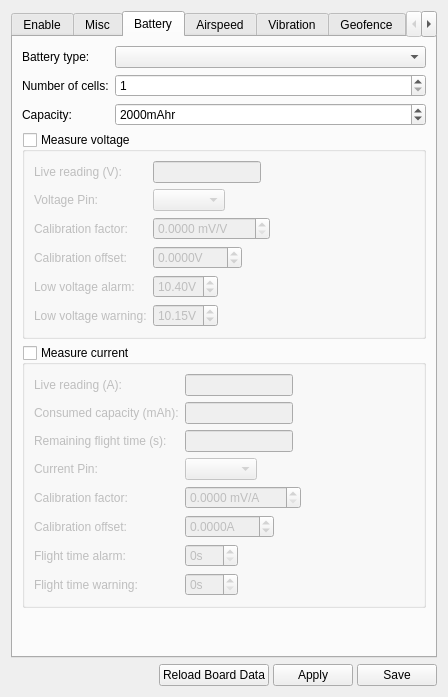
This is ground/gcs/src/plugins/config/modules.ui in TauLabs/TauLabs as Qt 5 draws it before an edit. The edited form follows.
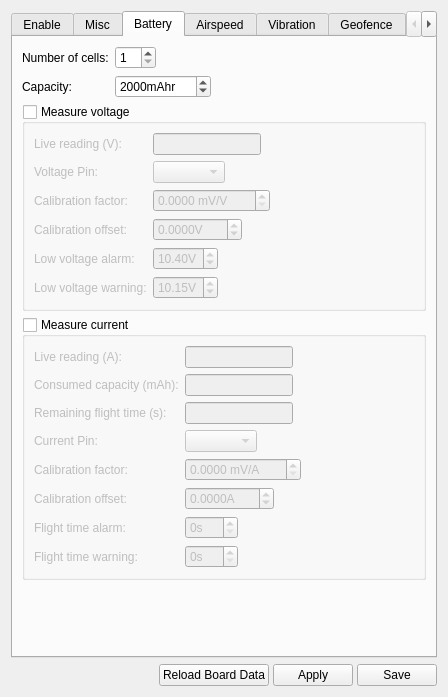
This is the edited form. The open tabs and pages were chosen to show the change. Icons and pictures are not drawn.

Commit message: cleanup battery module, rm unnecessary settings fields

Diff of the .ui file:
```diff
--- a/ground/gcs/src/plugins/config/modules.ui
+++ b/ground/gcs/src/plugins/config/modules.ui
@@ -358,17 +358,10 @@
       <layout class="QVBoxLayout" name="verticalLayout_7">
        <item>
         <layout class="QFormLayout" name="formLayout_6">
+         <property name="fieldGrowthPolicy">
+          <enum>QFormLayout::ExpandingFieldsGrow</enum>
+         </property>
          <item row="0" column="0">
-          <widget class="QLabel" name="label_5">
-           <property name="text">
-            <string>Battery type:</string>
-           </property>
-          </widget>
-         </item>
-         <item row="0" column="1">
-          <widget class="QComboBox" name="cb_batteryType"/>
-         </item>
-         <item row="1" column="0">
           <widget class="QLabel" name="label_6">
            <property name="sizePolicy">
             <sizepolicy hsizetype="Minimum" vsizetype="Preferred">
@@ -381,21 +374,21 @@
            </property>
           </widget>
          </item>
-         <item row="1" column="1">
+         <item row="0" column="1">
           <widget class="QSpinBox" name="sb_numBatteryCells">
            <property name="minimum">
             <number>1</number>
            </property>
           </widget>
          </item>
-         <item row="2" column="0">
+         <item row="1" column="0">
           <widget class="QLabel" name="label_2">
            <property name="text">
             <string>Capacity:</string>
            </property>
           </widget>
          </item>
-         <item row="2" column="1">
+         <item row="1" column="1">
           <widget class="QSpinBox" name="sb_batteryCapacity">
            <property name="suffix">
             <string>mAhr</string>
```
Left out of the diff: 2 changed lines with no effect on the pictures. The commit also changes 6 other files.
